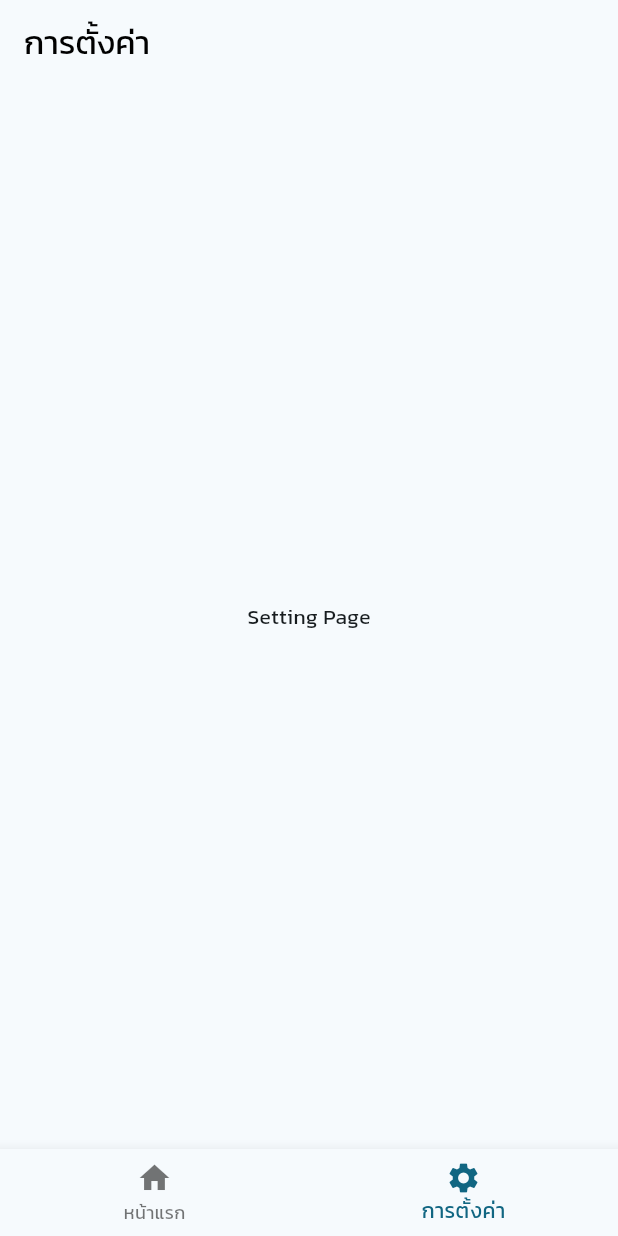
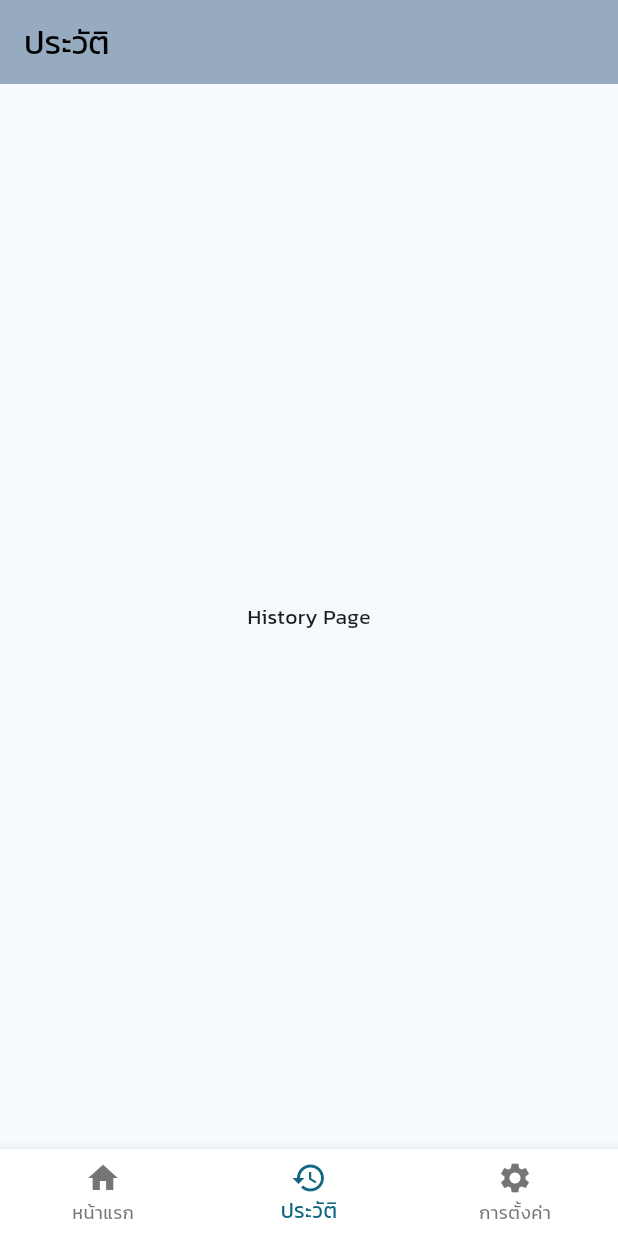
Before and after one commit to Wutthiphon/Flutter_Mobile_CS_Locker, a Flutter app: the screen it shows after launch, item 2 of the bottom bar chosen, on a phone screen of 412 x 824 dp. Run offline on Flutter 3.47's test engine with Material 3 defaults, Android fonts, the phone set to English and light mode, and no system bars.

Commit message:
Add HistoryPage and integrate into navigation; update BottomMenu and TopMenu styles

```diff
--- a/lib/components/app_bottom_menu/bottom_menu.dart
+++ b/lib/components/app_bottom_menu/bottom_menu.dart
@@ -25,6 +25,7 @@ class BottomMenu extends StatelessWidget {
           label: item.label,
         );
       }).toList(),
+      backgroundColor: const Color.fromARGB(255, 255, 255, 255),
     );
   }
 }
--- a/lib/components/app_top_menu/top_menu.dart
+++ b/lib/components/app_top_menu/top_menu.dart
@@ -2,11 +2,13 @@ import 'package:flutter/material.dart';
 
 class TopMenu extends StatelessWidget implements PreferredSizeWidget {
   final AppBar appBar;
+  final int activeIndex;
   final String title;
 
   const TopMenu({
     super.key,
     required this.appBar,
+    required this.activeIndex,
     required this.title,
   });
 
@@ -14,12 +16,13 @@ class TopMenu extends StatelessWidget implements PreferredSizeWidget {
   Widget build(BuildContext context) {
     return AppBar(
       title: Text(
-        title == 'หน้าแรก' ? 'LockLock' : title,
+        activeIndex == 0 ? 'LockLock' : title,
         style: const TextStyle(
           color: Colors.black,
           fontSize: 22,
         ),
       ),
+      backgroundColor: const Color.fromARGB(255, 150, 171, 191),
     );
   }
 
--- a/lib/pages/app_layout.dart
+++ b/lib/pages/app_layout.dart
@@ -9,7 +9,7 @@ import 'package:flutter_cs_locker_project/components/app_bottom_menu/bottom_menu
 
 // Pages
 import 'package:flutter_cs_locker_project/pages/home/home_page.dart';
-
+import 'package:flutter_cs_locker_project/pages/history/history_page.dart';
 import 'package:flutter_cs_locker_project/pages/setting/setting_page.dart';
 
 class AppLayout extends StatefulWidget {
@@ -26,6 +26,11 @@ class _AppLayoutState extends State<AppLayout> {
       icon: Icons.home,
       label: 'หน้าแรก',
       page: const HomePage(),
+    ),
+    AppMenuItem(
+      icon: Icons.history,
+      label: 'ประวัติ',
+      page: const HistoryPage(),
     ),
     AppMenuItem(
       icon: Icons.settings,
@@ -46,6 +51,7 @@ class _AppLayoutState extends State<AppLayout> {
       appBar: TopMenu(
         appBar: AppBar(),
         title: menuItems[activeIndex].label,
+        activeIndex: activeIndex,
       ),
       body: menuItems[activeIndex].page,
       bottomNavigationBar: BottomMenu(
--- a/lib/pages/history/history_page.dart
+++ b/lib/pages/history/history_page.dart
@@ -0,0 +1,19 @@
+import 'package:flutter/material.dart';
+
+class HistoryPage extends StatefulWidget {
+  const HistoryPage({super.key});
+
+  @override
+  State<HistoryPage> createState() => _HistoryPageState();
+}
+
+class _HistoryPageState extends State<HistoryPage> {
+  @override
+  Widget build(BuildContext context) {
+    return const Scaffold(
+      body: Center(
+        child: Text('History Page'),
+      ),
+    );
+  }
+}
```
